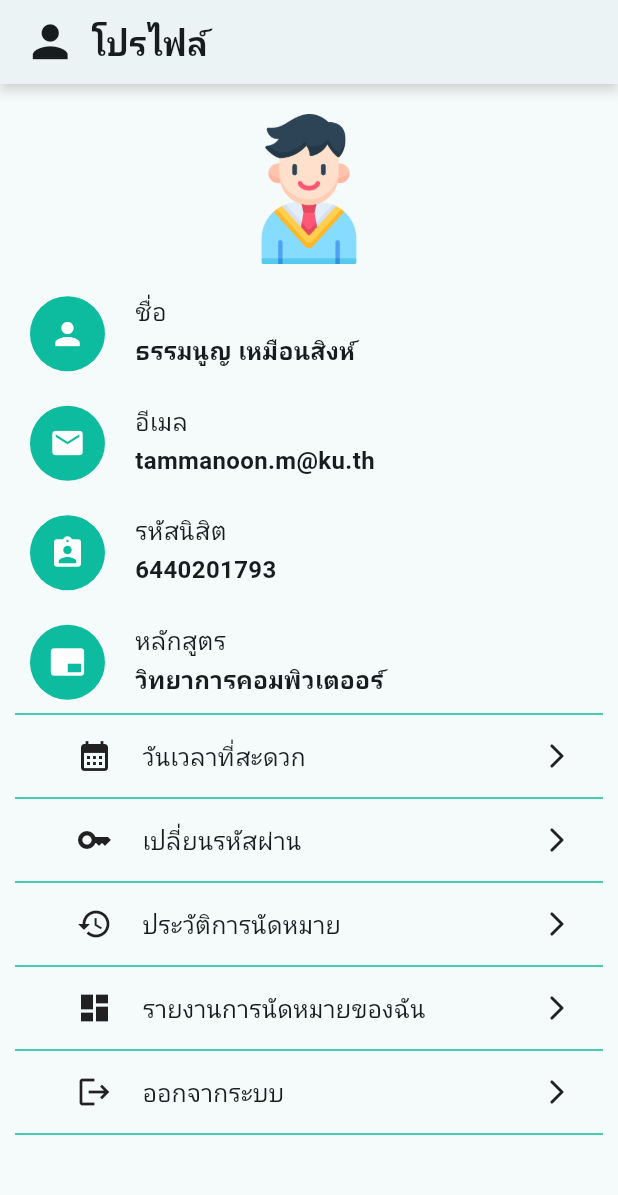
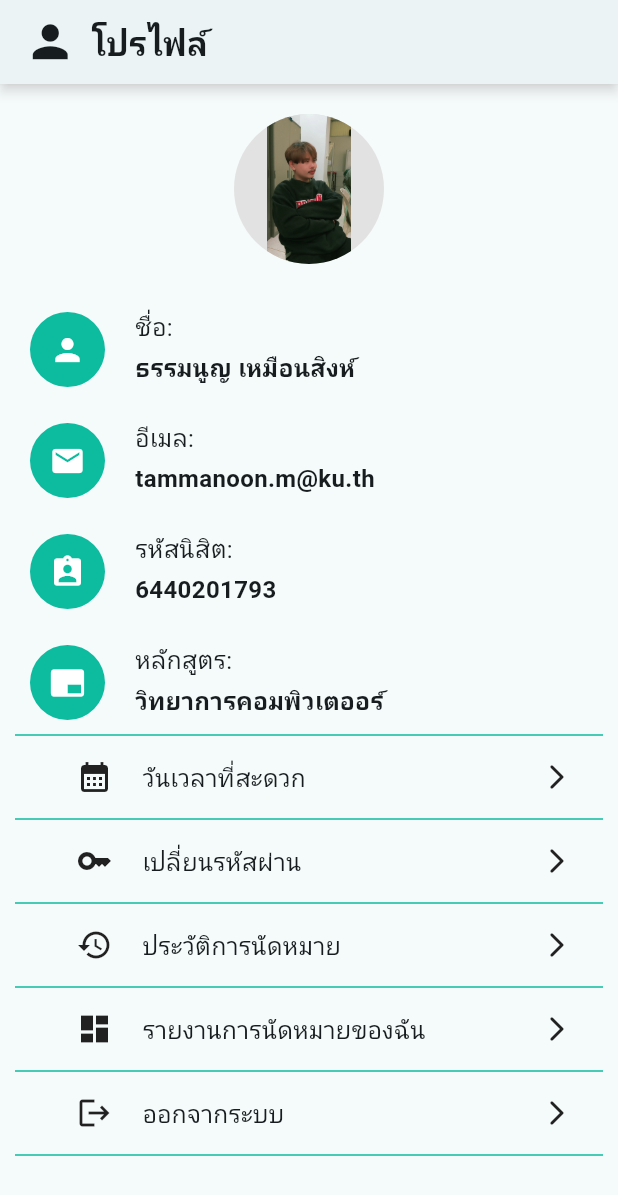
Before and after one commit to Maneechanthra/apppointment-main, a Flutter app: the Profile screen opened directly, on a phone screen of 412 x 824 dp. Shown: the top 1195 px of the screen. Run offline on Flutter 3.47's test engine with Material 3 defaults, Android fonts, the phone set to English and light mode, and no system bars; our stand-ins replace awesome_notifications, fl_chart, google_fonts, syncfusion_flutter_charts, table_calendar; missing offline and left inert: cr_calendar; Roboto replaces fonts that are missing (Prompt).

Commit message:
updated Profile

```diff
--- a/lib/page/profile.dart
+++ b/lib/page/profile.dart
@@ -46,12 +46,27 @@ class _ProfileState extends State<Profile> {
               const SizedBox(
                 height: 20,
               ),
-              Image.asset(
-                "assets/images/student.png",
+              Container(
+                width: 100,
                 height: 100,
+                decoration: BoxDecoration(
+                  borderRadius: BorderRadius.circular(100),
+                  color: Color.fromARGB(255, 226, 226, 226),
+                  // boxShadow: [
+                  //   BoxShadow(
+                  //     color: Color.fromARGB(255, 170, 170, 170),
+                  //     blurRadius: 10,
+                  //     offset: Offset(0, 5),
+                  //   )
+                  // ]
+                ),
+                child: ClipRRect(
+                  borderRadius: BorderRadius.circular(100),
+                  child: Image.asset("assets/images/std2.jpg"),
+                ),
               ),
               const SizedBox(
-                height: 20,
+                height: 30,
               ),
               Padding(
                 padding: const EdgeInsets.only(right: 5, left: 20),
@@ -77,7 +92,7 @@ class _ProfileState extends State<Profile> {
                             crossAxisAlignment: CrossAxisAlignment.start,
                             children: [
                               const Text(
-                                "ชื่อ",
+                                "ชื่อ:",
                                 style: TextStyle(
                                   fontSize: 16,
                                 ),
@@ -125,7 +140,7 @@ class _ProfileState extends State<Profile> {
                             crossAxisAlignment: CrossAxisAlignment.start,
                             children: [
                               const Text(
-                                "อีเมล",
+                                "อีเมล:",
                                 style: TextStyle(
                                   fontSize: 16,
                                 ),
@@ -173,7 +188,7 @@ class _ProfileState extends State<Profile> {
                             crossAxisAlignment: CrossAxisAlignment.start,
                             children: [
                               const Text(
-                                "รหัสนิสิต",
+                                "รหัสนิสิต:",
                                 style: TextStyle(
                                   fontSize: 16,
                                 ),
@@ -221,7 +236,7 @@ class _ProfileState extends State<Profile> {
                             crossAxisAlignment: CrossAxisAlignment.start,
                             children: [
                               const Text(
-                                "หลักสูตร",
+                                "หลักสูตร:",
                                 style: TextStyle(
                                   fontSize: 16,
                                 ),
```
